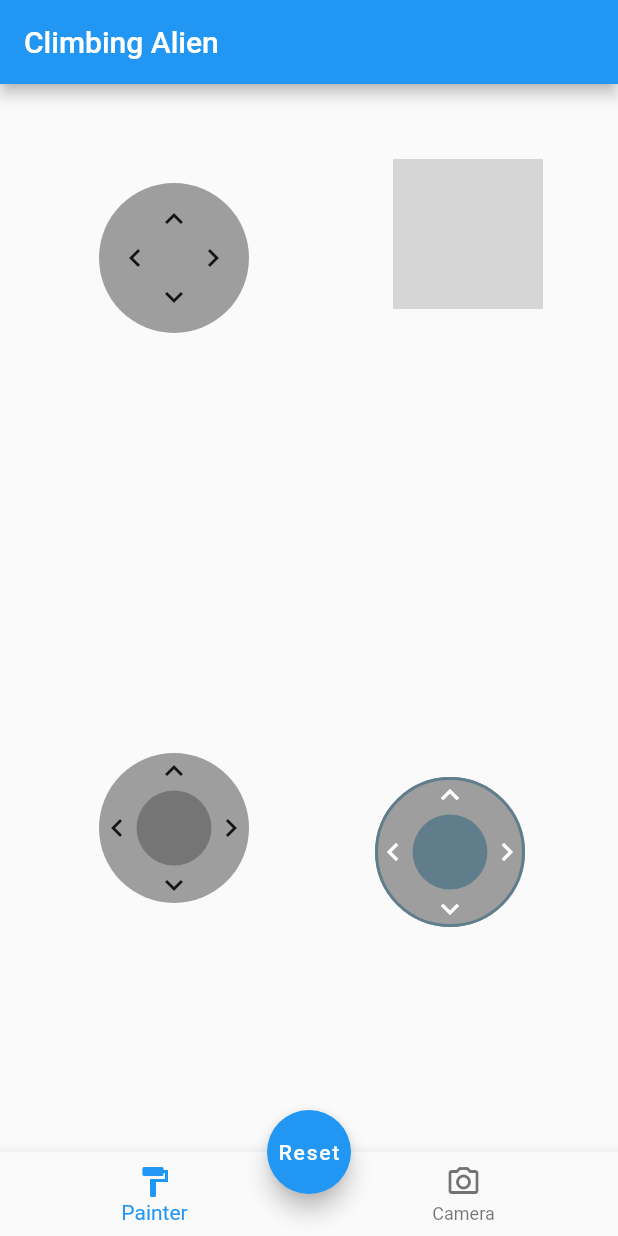
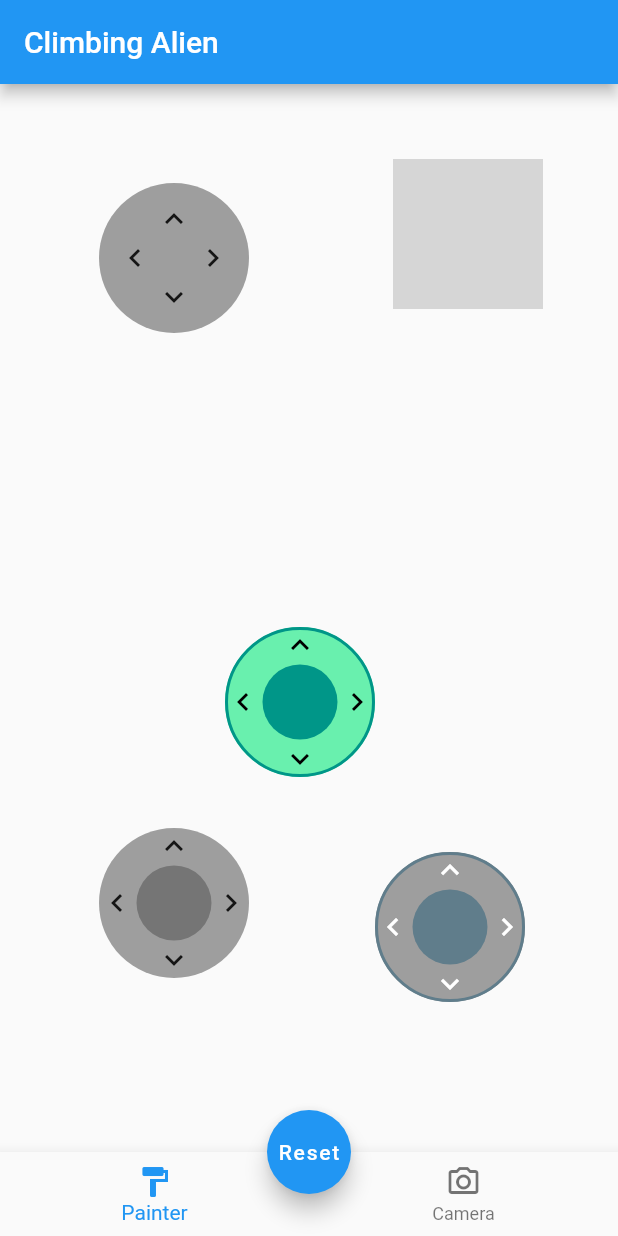
Before and after one commit to lectary/ClimbingAlien, a Flutter app: the screen it shows after launch, on a phone screen of 412 x 824 dp. Run offline on Flutter 3.47's test engine with Material 2 defaults, Android fonts, the phone set to English and light mode, and no system bars; our stand-ins replace camera; missing offline and left inert: control_pad; grey boxes are pictures that could not be loaded.

Commit message:
Adding joystick variant with clickable control buttons

```diff
--- a/lib/views/home_screen.dart
+++ b/lib/views/home_screen.dart
@@ -5,6 +5,7 @@ import 'package:climbing_alien/views/climbing_alien_painter.dart';
 import 'package:climbing_alien/widgets/camera_widget.dart';
 import 'package:climbing_alien/widgets/controls/control_button.dart';
 import 'package:climbing_alien/widgets/controls/joystick.dart';
+import 'package:climbing_alien/widgets/controls/joystick_control.dart';
 import 'package:climbing_alien/widgets/controls/joystick_draggable.dart';
 import 'package:control_pad/control_pad.dart';
 import 'package:flutter/cupertino.dart';
@@ -70,13 +71,22 @@ class _HomeScreenState extends State<HomeScreen> {
           child: ControlButton(),
         ),
         Positioned(
+          left: 150,
+          bottom: 250,
+          child: JoystickWithControlButtons(
+            colorBackground: Colors.greenAccent,
+            colorControlStick: Colors.teal,
+            colorIcon: Colors.black,
+          ),
+        ),
+        Positioned(
           left: 50,
-          bottom: 150,
+          bottom: 100,
           child: JoystickDraggable(),
         ),
         Positioned(
           left: 250,
-          bottom: 150,
+          bottom: 100,
           child: Joystick(),
         )
       ],
--- /dev/null
+++ b/lib/widgets/controls/joystick_control.dart
@@ -0,0 +1,205 @@
+import 'dart:math' as _math;
+
+import 'package:flutter/gestures.dart';
+import 'package:flutter/material.dart';
+
+typedef JoystickDirectionCallback = void Function(double degrees, double distance);
+
+const defaultSize = 100.0;
+const defaultStickSize = 50.0;
+
+
+class JoystickWithControlButtons extends StatefulWidget {
+  final double size;
+  final double sizeControlStick;
+  final JoystickDirectionCallback onDirectionChanged;
+  final Color colorBackground;
+  final Color colorControlStick;
+  final Color colorIcon;
+
+  final Function onClickedUp;
+  final Function onClickedDown;
+  final Function onClickedLeft;
+  final Function onClickedRight;
+
+  JoystickWithControlButtons(
+      {this.size = defaultSize,
+        this.sizeControlStick = defaultStickSize,
+        this.onDirectionChanged,
+        this.colorBackground = Colors.grey,
+        this.colorControlStick = Colors.blueGrey,
+        this.colorIcon = Colors.white,
+        this.onClickedUp,
+        this.onClickedDown,
+        this.onClickedLeft,
+        this.onClickedRight,
+        Key key})
+      : super(key: key);
+
+  @override
+  _JoystickWithControlButtonsState createState() => _JoystickWithControlButtonsState();
+}
+
+class _JoystickWithControlButtonsState extends State<JoystickWithControlButtons> {
+  double outerSize;
+  double controlStickSize;
+  Offset controlStickPosition;
+  Offset center;
+
+  @override
+  void initState() {
+    super.initState();
+    outerSize = widget.size;
+    controlStickSize = widget.sizeControlStick;
+    center = Offset(outerSize / 2, outerSize / 2);
+    controlStickPosition = calculateControlStickPosition(center);
+  }
+
+  /// Calculates and calls the passed callback with the corresponding data.
+  ///
+  /// Returns the radius of the stick analogues to a clock, and how far it is pulled away from center.
+  void processCallback(Offset offset) {
+    double smallRadius = controlStickSize / 2.0;
+    double bigRadius = outerSize / 2.0;
+
+    Offset shiftedOffset = (offset - center); // Shift to get the offset with the center as origin.
+    double angle = _math.atan2(shiftedOffset.dy, shiftedOffset.dx); // Calculates the angle in radians between x-axis and the point.
+    // Correcting degrees interval to [0, 360]. The interval starts analogues to a clock at 12 and runs clockwise.
+    double degrees = (angle * 180 / _math.pi + 90);
+    if (offset.dx < bigRadius && offset.dy < bigRadius) {
+      degrees = 360 + degrees;
+    }
+
+    // Calculating distance how far the stick is pulled towards the outer border, normalized to [0,1]
+    double distance = (offset - center).distance;
+    double normalizedDistance = _math.min(distance / (bigRadius - smallRadius), 1.0);
+  }
+
+  /// Calculates the new position of the control stick.
+  ///
+  /// The calculation considers that [Positioned] starts from the top left corner of a widget, not the center.
+  Offset calculateControlStickPosition(Offset offset) {
+    double smallRadius = controlStickSize / 2.0;
+    double bigRadius = outerSize / 2.0;
+
+    double maxDistance = outerSize / 2.0 - smallRadius; // Max. distance the stick should go, i.e. till it touches outer circle.
+
+    Offset shiftedOffset = (offset - center); // Shift to get the offset with the center as origin.
+    double angle = _math.atan2(shiftedOffset.dy, shiftedOffset.dx); // Calculates the angle in radians between x-axis and the point.
+    double degrees = (angle * 180 / _math.pi); // Convert to degrees, results are in interval [-180, 180].
+    // Correcting degrees interval to [0, 360].
+    if (offset.dy < bigRadius) {
+      degrees = 360 + degrees;
+    }
+
+    // Calculate points o (x,y) with the center as origin, results are in interval [-(size-stickSize)/2, +(size-stickSize)/2}.
+    // The positions are the distance from the center of the widget to the center of the control stick,
+    // so that he touches the outer circle.
+    var x = maxDistance * _math.cos(angle);
+    var y = maxDistance * _math.sin(angle);
+
+    // Offset corrected by radius of the controlStick, because the position needs to be calculated based on
+    // the sticks top-left corner, not center (due to behaviour of Positioned-Widget).
+    var posX = offset.dx - smallRadius;
+    var posY = offset.dy - smallRadius;
+
+    // Further restrict the position to stay within the outer circle.
+    double newDistance = (offset - center).distance;
+    // (bigRadius - smallRadius) must be added as correction, due to the fact, that the final offset must be
+    // positioned with the origin in the top-left corner of the widget.
+    if (newDistance > maxDistance) {
+      posX = x + (bigRadius - smallRadius);
+      posY = y + (bigRadius - smallRadius);
+    }
+
+    return Offset(posX, posY);
+  }
+
+  @override
+  Widget build(BuildContext context) {
+    return Container(
+      width: outerSize,
+      height: outerSize,
+      child: Material(
+        shape: RoundedRectangleBorder(
+            borderRadius: BorderRadius.circular(50.0),
+            side: BorderSide(width: 2.0, color: widget.colorControlStick)),
+        color: widget.colorBackground,
+        child: GestureDetector(
+          behavior: HitTestBehavior.deferToChild,
+          onPanStart: (details) =>
+              setState(() {
+                print("Start Offset: ${details.localPosition}");
+              }),
+          onPanUpdate: (details) =>
+              setState(() {
+                print("Offset: ${details.localPosition}");
+                controlStickPosition = calculateControlStickPosition(details.localPosition);
+                processCallback(details.localPosition);
+              }),
+          onPanEnd: (details) =>
+              setState(() {
+                controlStickPosition = calculateControlStickPosition(center);
+              }),
+          child: Stack(
+            children: [
+              Stack(
+                children: [
+                  Align(
+                      alignment: Alignment.topCenter,
+                      child: InkResponse(
+                          radius: widget.sizeControlStick / 4,
+                          splashColor: widget.colorControlStick,
+                          onTap: widget.onClickedUp ??
+                              () {
+                                print("up");
+                              },
+                          child: Icon(Icons.keyboard_arrow_up, color: widget.colorIcon))),
+                  Align(
+                      alignment: Alignment.bottomCenter,
+                      child: InkResponse(
+                          radius: widget.sizeControlStick / 4,
+                          splashColor: widget.colorControlStick,
+                          onTap: widget.onClickedUp ??
+                              () {
+                                print("down");
+                              },
+                          child: Icon(Icons.keyboard_arrow_down, color: widget.colorIcon))),
+                  Align(
+                      alignment: Alignment.centerLeft,
+                      child: InkResponse(
+                          radius: widget.sizeControlStick / 4,
+                          splashColor: widget.colorControlStick,
+                          onTap: widget.onClickedUp ??
+                              () {
+                                print("left");
+                              },
+                          child: Icon(Icons.keyboard_arrow_left, color: widget.colorIcon))),
+                  Align(
+                      alignment: Alignment.centerRight,
+                      child: InkResponse(
+                          radius: widget.sizeControlStick / 4,
+                          splashColor: widget.colorControlStick,
+                          onTap: widget.onClickedUp ??
+                              () {
+                                print("right");
+                              },
+                          child: Icon(Icons.keyboard_arrow_right, color: widget.colorIcon))),
+                ],
+              ),
+              Positioned(
+                top: controlStickPosition.dy,
+                left: controlStickPosition.dx,
+                child: Container(
+                  width: controlStickSize,
+                  height: controlStickSize,
+                  decoration: BoxDecoration(color: widget.colorControlStick, shape: BoxShape.circle),
+                ),
+              )
+            ],
+          ),
+        ),
+      ),
+    );
+  }
+}
```
